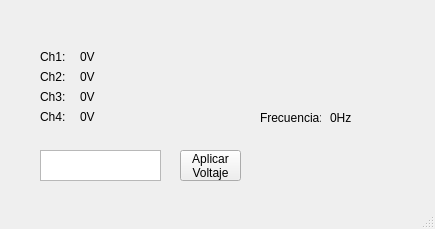
This is provisional_gui.ui in JuanNogRa/PVE_Repo as Qt 5 draws it before an edit. The edited form follows.
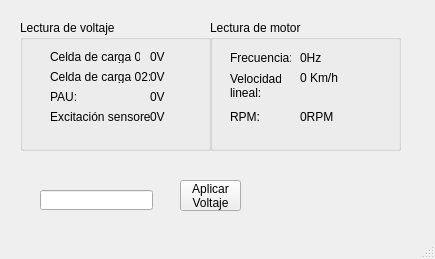
This is the edited form.

```diff
--- a/provisional_gui.ui
+++ b/provisional_gui.ui
@@ -7,7 +7,7 @@
     <x>0</x>
     <y>0</y>
     <width>435</width>
-    <height>229</height>
+    <height>259</height>
    </rect>
   </property>
   <property name="windowTitle">
@@ -18,7 +18,7 @@
     <property name="geometry">
      <rect>
       <x>180</x>
-      <y>150</y>
+      <y>180</y>
       <width>61</width>
       <height>31</height>
      </rect>
@@ -28,48 +28,112 @@
 Voltaje</string>
     </property>
    </widget>
-   <widget class="QPlainTextEdit" name="plainTextEdit">
+   <widget class="QLineEdit" name="InputVoltage">
     <property name="geometry">
      <rect>
       <x>40</x>
-      <y>150</y>
-      <width>121</width>
-      <height>31</height>
+      <y>190</y>
+      <width>113</width>
+      <height>20</height>
      </rect>
     </property>
    </widget>
-   <widget class="QLabel" name="Ch1">
+   <widget class="QGroupBox" name="groupBox">
     <property name="geometry">
      <rect>
-      <x>80</x>
-      <y>50</y>
-      <width>47</width>
-      <height>13</height>
+      <x>20</x>
+      <y>20</y>
+      <width>191</width>
+      <height>131</height>
      </rect>
     </property>
-    <property name="text">
-     <string>0V</string>
+    <property name="title">
+     <string>Lectura de voltaje </string>
     </property>
-   </widget>
    <widget class="QLabel" name="Ch2">
     <property name="geometry">
      <rect>
-      <x>80</x>
+       <x>130</x>
+       <y>50</y>
+       <width>60</width>
+       <height>13</height>
+      </rect>
+     </property>
+     <property name="text">
+      <string>0V</string>
+     </property>
+    </widget>
+    <widget class="QLabel" name="Ch4_2">
+     <property name="geometry">
+      <rect>
+       <x>30</x>
+       <y>90</y>
+       <width>100</width>
+       <height>13</height>
+      </rect>
+     </property>
+     <property name="text">
+      <string>Excitación sensores:</string>
+     </property>
+    </widget>
+    <widget class="QLabel" name="Ch2_2">
+     <property name="geometry">
+      <rect>
+       <x>30</x>
+       <y>50</y>
+       <width>100</width>
+       <height>13</height>
+      </rect>
+     </property>
+     <property name="text">
+      <string>Celda de carga 02:</string>
+     </property>
+    </widget>
+    <widget class="QLabel" name="Ch1">
+     <property name="geometry">
+      <rect>
+       <x>130</x>
+       <y>30</y>
+       <width>60</width>
+       <height>13</height>
+      </rect>
+     </property>
+     <property name="text">
+      <string>0V</string>
+     </property>
+    </widget>
+    <widget class="QLabel" name="Ch1_2">
+     <property name="geometry">
+      <rect>
+       <x>30</x>
+       <y>30</y>
+       <width>90</width>
+       <height>13</height>
+      </rect>
+     </property>
+     <property name="text">
+      <string>Celda de carga 01:</string>
+     </property>
+    </widget>
+    <widget class="QLabel" name="Ch3_2">
+     <property name="geometry">
+      <rect>
+       <x>30</x>
       <y>70</y>
       <width>47</width>
       <height>13</height>
      </rect>
     </property>
     <property name="text">
-     <string>0V</string>
+      <string>PAU:</string>
     </property>
    </widget>
    <widget class="QLabel" name="Ch3">
     <property name="geometry">
      <rect>
-      <x>80</x>
-      <y>90</y>
-      <width>47</width>
+       <x>130</x>
+       <y>70</y>
+       <width>60</width>
       <height>13</height>
      </rect>
     </property>
@@ -80,9 +144,9 @@
    <widget class="QLabel" name="Ch4">
     <property name="geometry">
      <rect>
-      <x>80</x>
-      <y>110</y>
-      <width>47</width>
+       <x>130</x>
+       <y>90</y>
+       <width>60</width>
       <height>13</height>
      </rect>
     </property>
@@ -90,11 +154,24 @@
      <string>0V</string>
     </property>
    </widget>
+   </widget>
+   <widget class="QGroupBox" name="groupBox_2">
+    <property name="geometry">
+     <rect>
+      <x>210</x>
+      <y>20</y>
+      <width>191</width>
+      <height>131</height>
+     </rect>
+    </property>
+    <property name="title">
+     <string>Lectura de motor</string>
+    </property>
    <widget class="QLabel" name="Frecuency">
     <property name="geometry">
      <rect>
-      <x>330</x>
-      <y>110</y>
+       <x>90</x>
+       <y>30</y>
       <width>61</width>
       <height>16</height>
      </rect>
@@ -103,63 +180,11 @@
      <string>0Hz</string>
     </property>
    </widget>
-   <widget class="QLabel" name="Ch1_2">
-    <property name="geometry">
-     <rect>
-      <x>40</x>
-      <y>50</y>
-      <width>47</width>
-      <height>13</height>
-     </rect>
-    </property>
-    <property name="text">
-     <string>Ch1:</string>
-    </property>
-   </widget>
-   <widget class="QLabel" name="Ch2_2">
-    <property name="geometry">
-     <rect>
-      <x>40</x>
-      <y>70</y>
-      <width>47</width>
-      <height>13</height>
-     </rect>
-    </property>
-    <property name="text">
-     <string>Ch2:</string>
-    </property>
-   </widget>
-   <widget class="QLabel" name="Ch3_2">
-    <property name="geometry">
-     <rect>
-      <x>40</x>
-      <y>90</y>
-      <width>47</width>
-      <height>13</height>
-     </rect>
-    </property>
-    <property name="text">
-     <string>Ch3:</string>
-    </property>
-   </widget>
-   <widget class="QLabel" name="Ch4_2">
-    <property name="geometry">
-     <rect>
-      <x>40</x>
-      <y>110</y>
-      <width>47</width>
-      <height>13</height>
-     </rect>
-    </property>
-    <property name="text">
-     <string>Ch4:</string>
-    </property>
-   </widget>
    <widget class="QLabel" name="Frecuency_2">
     <property name="geometry">
      <rect>
-      <x>260</x>
-      <y>110</y>
+       <x>20</x>
+       <y>30</y>
       <width>61</width>
       <height>16</height>
      </rect>
@@ -168,6 +193,64 @@
      <string>Frecuencia:</string>
     </property>
    </widget>
+    <widget class="QLabel" name="Velocidad">
+     <property name="geometry">
+      <rect>
+       <x>20</x>
+       <y>50</y>
+       <width>51</width>
+       <height>31</height>
+      </rect>
+     </property>
+     <property name="text">
+      <string>Velocidad
+lineal:</string>
+     </property>
+    </widget>
+    <widget class="QLabel" name="Velocida_value">
+     <property name="geometry">
+      <rect>
+       <x>90</x>
+       <y>50</y>
+       <width>61</width>
+       <height>16</height>
+      </rect>
+     </property>
+     <property name="text">
+      <string>0 Km/h</string>
+     </property>
+    </widget>
+    <widget class="QLabel" name="RPM">
+     <property name="geometry">
+      <rect>
+       <x>20</x>
+       <y>90</y>
+       <width>47</width>
+       <height>13</height>
+      </rect>
+     </property>
+     <property name="text">
+      <string>RPM:</string>
+     </property>
+    </widget>
+    <widget class="QLabel" name="RPM_value">
+     <property name="geometry">
+      <rect>
+       <x>90</x>
+       <y>90</y>
+       <width>47</width>
+       <height>13</height>
+      </rect>
+     </property>
+     <property name="text">
+      <string>0RPM</string>
+     </property>
+    </widget>
+   </widget>
+   <zorder>groupBox</zorder>
+   <zorder>Aplicar</zorder>
+   <zorder>InputVoltage</zorder>
+   <zorder>groupBox_2</zorder>
   </widget>
   <widget class="QStatusBar" name="statusbar"/>
  </widget>
```
Lines whose indentation alone changed are shown as unchanged.
